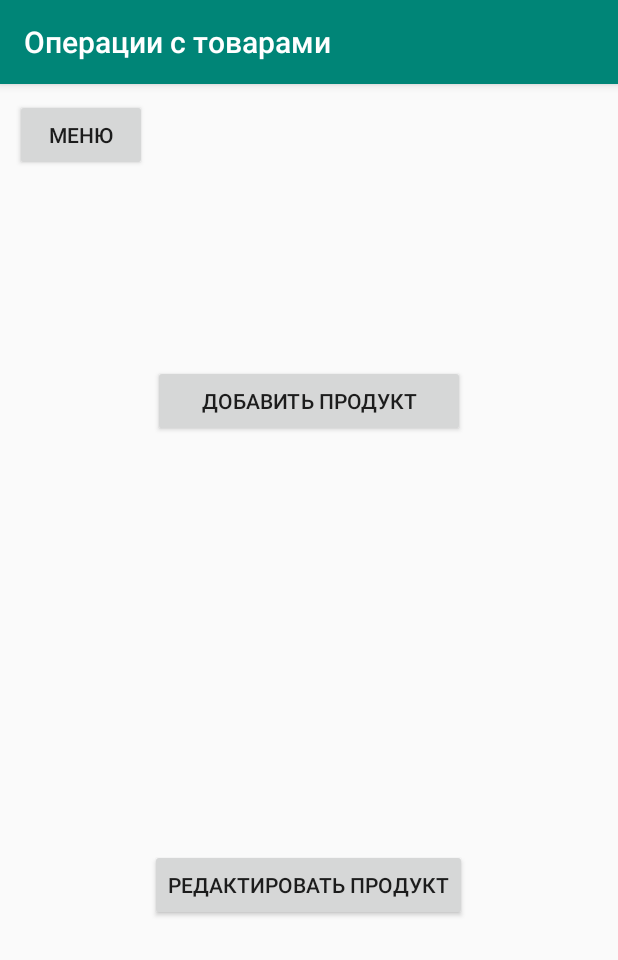
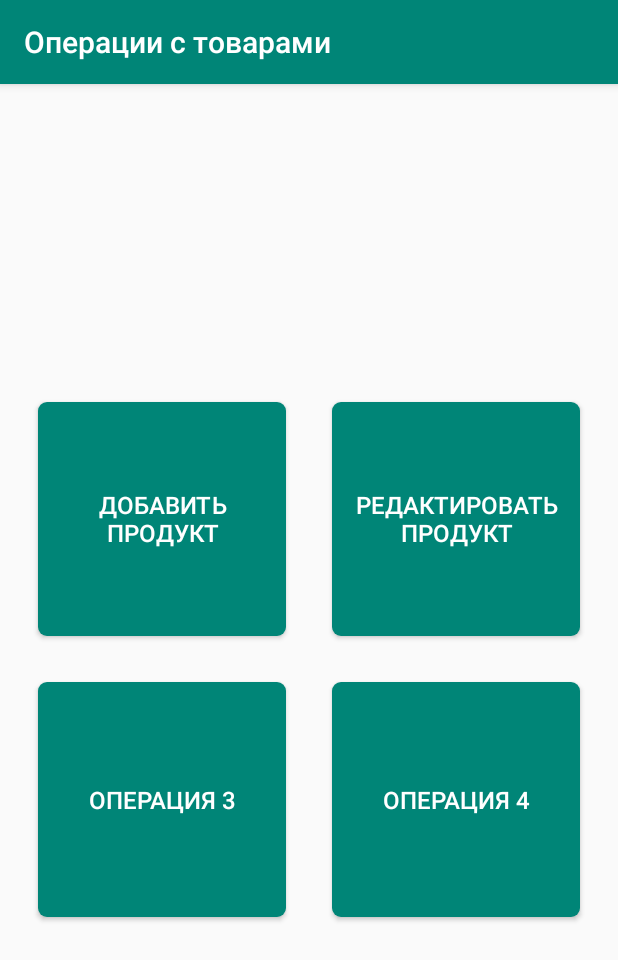
Before and after one commit to EvgenyRutsky/CashMachine, an Android app: the Operations screen opened directly, with no data from a screen before it, on a phone screen of 412 x 824 dp. Shown: the top 960 px of the screen. Run offline under Robolectric (Android 15) with nearby library versions, the phone set to English and light mode, and no system bars.

Commit message:
Operation view updates

```diff
--- a/app/src/main/java/com/example/dbryuzgin/myapplication/Operations.java
+++ b/app/src/main/java/com/example/dbryuzgin/myapplication/Operations.java
@@ -1,31 +1,28 @@
 package com.example.dbryuzgin.myapplication;
 
+import android.annotation.SuppressLint;
 import android.content.Intent;
+import android.graphics.Color;
+import android.graphics.PorterDuff;
 import android.support.v7.app.AppCompatActivity;
 import android.os.Bundle;
+import android.view.MotionEvent;
 import android.view.View;
 import android.widget.Button;
 
 public class Operations extends AppCompatActivity {
 
-    Button goToMenu, addProduct, editProduct;
+    Button addProduct, editProduct;
 
+    @SuppressLint("ClickableViewAccessibility")
     @Override
     protected void onCreate(Bundle savedInstanceState) {
         super.onCreate(savedInstanceState);
         setContentView(R.layout.activity_operations);
 
-        goToMenu = (Button) findViewById(R.id.goToMenu);
+
         addProduct = (Button) findViewById(R.id.addProduct);
         editProduct = (Button) findViewById(R.id.editProduct);
-
-        goToMenu.setOnClickListener(new View.OnClickListener(){
-            @Override
-            public void onClick(View v) {
-                startActivity(new Intent(Operations.this, MainActivity.class));
-            }
-
-        });
 
         addProduct.setOnClickListener(new View.OnClickListener(){
             @Override
@@ -42,5 +39,44 @@ public class Operations extends AppCompatActivity {
             }
 
         });
+
+        addProduct.setOnTouchListener(new View.OnTouchListener() {
+
+            public boolean onTouch(View v, MotionEvent event) {
+                switch (event.getAction()) {
+                    case MotionEvent.ACTION_DOWN: {
+                        v.getBackground().setColorFilter(Color.rgb(0,85,75),PorterDuff.Mode.SRC_ATOP);
+                        v.invalidate();
+                        break;
+                    }
+                    case MotionEvent.ACTION_UP: {
+                        v.getBackground().clearColorFilter();
+                        v.invalidate();
+                        break;
+                    }
+                }
+                return false;
+            }
+        });
+
+        editProduct.setOnTouchListener(new View.OnTouchListener() {
+
+            public boolean onTouch(View v, MotionEvent event) {
+                switch (event.getAction()) {
+                    case MotionEvent.ACTION_DOWN: {
+                        v.getBackground().setColorFilter(Color.rgb(0,85,75),PorterDuff.Mode.SRC_ATOP);
+                        v.invalidate();
+                        break;
+                    }
+                    case MotionEvent.ACTION_UP: {
+                        v.getBackground().clearColorFilter();
+                        v.invalidate();
+                        break;
+                    }
+                }
+                return false;
+            }
+        });
+
     }
 }
--- a/app/src/main/java/com/example/dbryuzgin/myapplication/StatisticsMaker.java
+++ b/app/src/main/java/com/example/dbryuzgin/myapplication/StatisticsMaker.java
@@ -139,6 +139,7 @@ public class StatisticsMaker {
                         for (DataSnapshot childDataSnapshot : dataSnapshot.getChildren()){
                             Product product = new Product(childDataSnapshot.child("name").getValue().toString(), childDataSnapshot.child("price").getValue().toString(), childDataSnapshot.child("provider_id").getValue().toString(), childDataSnapshot.child("id").getValue().toString());
                             productsViews[finalI].setText(product.getName().toString());
+                            productsCleaner();
                         }
                     }
                 }
@@ -150,4 +151,13 @@ public class StatisticsMaker {
             });
         }
     }
+
+    public static void productsCleaner(){
+        for (int i=0; i < Product.counter; i++ ){
+            Product.productInfos[i] = "";
+        }
+        Product.total = 0;
+        Product.counter = 0;
+    }
+
 }
--- a/app/src/main/java/com/example/dbryuzgin/myapplication/StatisticsTabbed.java
+++ b/app/src/main/java/com/example/dbryuzgin/myapplication/StatisticsTabbed.java
@@ -34,10 +34,12 @@ public class StatisticsTabbed extends AppCompatActivity {
     @Override
     protected void onCreate(Bundle savedInstanceState) {
         super.onCreate(savedInstanceState);
+
         setContentView(R.layout.activity_statistics_tabbed);
 
         Toolbar toolbar = (Toolbar) findViewById(R.id.toolbar);
         setSupportActionBar(toolbar);
+
         // Create the adapter that will return a fragment for each of the three
         // primary sections of the activity.
         mSectionsPagerAdapter = new SectionsPagerAdapter(getSupportFragmentManager());
--- /dev/null
+++ b/app/src/main/res/drawable/operations_button_style.xml
@@ -0,0 +1,8 @@
+<?xml version="1.0" encoding="utf-8"?>
+
+    <shape xmlns:android="http://schemas.android.com/apk/res/android"
+    android:shape="rectangle">
+    <solid android:color="#008577" />
+    <corners android:radius="6dp"/>
+
+    </shape>
--- a/app/src/main/res/layout/activity_operations.xml
+++ b/app/src/main/res/layout/activity_operations.xml
@@ -1,40 +1,107 @@
 <?xml version="1.0" encoding="utf-8"?>
-<RelativeLayout xmlns:android="http://schemas.android.com/apk/res/android"
-    xmlns:app="http://schemas.android.com/apk/res-auto"
-    xmlns:tools="http://schemas.android.com/tools"
+<LinearLayout xmlns:android="http://schemas.android.com/apk/res/android"
     android:layout_width="match_parent"
     android:layout_height="match_parent"
+    xmlns:tools="http://schemas.android.com/tools"
+    android:orientation="vertical"
     android:paddingBottom="10dp"
     android:paddingLeft="10dp"
     android:paddingRight="10dp"
     android:paddingTop="10dp"
+    android:weightSum="4"
     tools:context=".Operations">
 
-    <Button
-        android:id="@+id/goToMenu"
-        android:layout_width="wrap_content"
-        android:layout_height="wrap_content"
-        android:layout_alignParentStart="true"
-        android:layout_alignParentTop="true"
-        android:text="Меню"
-        tools:layout_editor_absoluteX="16dp"
-        tools:layout_editor_absoluteY="16dp" />
+    <LinearLayout
+        android:layout_width="match_parent"
+        android:layout_height="0dip"
+        android:orientation="horizontal"
+        android:layout_weight="1" >
+    </LinearLayout>
+
+
+    <LinearLayout
+        android:layout_width="match_parent"
+        android:layout_height="0dip"
+        android:orientation="horizontal"
+        android:layout_weight="1" >
+
 
         <Button
             android:id="@+id/addProduct"
-        android:layout_width="wrap_content"
-        android:layout_height="wrap_content"
-        android:layout_alignParentTop="true"
+            android:layout_width="0dip"
+            android:layout_height="match_parent"
             android:layout_centerHorizontal="true"
-        android:layout_marginTop="177dp"
-        android:text="      Добавить продукт      " />
+            android:layout_marginLeft="15dp"
+            android:layout_marginTop="15dp"
+            android:layout_marginRight="15dp"
+            android:layout_marginBottom="15dp"
+            android:layout_weight="1"
+            android:background="@drawable/operations_button_style"
+            android:text="Добавить\nпродукт"
+            android:textColor="@color/common_google_signin_btn_text_dark_default"
+            android:textSize="@dimen/fab_margin" />
 
         <Button
             android:id="@+id/editProduct"
-        android:layout_width="wrap_content"
-        android:layout_height="wrap_content"
-        android:layout_alignParentBottom="true"
+            android:layout_width="0dip"
+            android:layout_height="match_parent"
             android:layout_centerHorizontal="true"
-        android:layout_marginBottom="200dp"
-        android:text="Редактировать продукт" />
-</RelativeLayout>
+            android:layout_marginLeft="15dp"
+            android:layout_marginTop="15dp"
+            android:layout_marginRight="15dp"
+            android:layout_marginBottom="15dp"
+            android:layout_weight="1"
+            android:background="@drawable/operations_button_style"
+            android:text="Редактировать\nпродукт"
+            android:textColor="@color/common_google_signin_btn_text_dark_default"
+            android:textSize="@dimen/fab_margin" />
+
+    </LinearLayout>
+
+    <LinearLayout
+        android:layout_width="match_parent"
+        android:layout_height="0dip"
+        android:orientation="horizontal"
+        android:layout_weight="1" >
+
+
+        <Button
+            android:id="@+id/operation3"
+            android:layout_width="0dip"
+            android:layout_height="match_parent"
+            android:layout_centerHorizontal="true"
+            android:layout_marginLeft="15dp"
+            android:layout_marginTop="15dp"
+            android:layout_marginRight="15dp"
+            android:layout_marginBottom="15dp"
+            android:layout_weight="1"
+            android:background="@drawable/operations_button_style"
+            android:text="Операция 3"
+            android:textColor="@color/common_google_signin_btn_text_dark_default"
+            android:textSize="@dimen/fab_margin" />
+
+        <Button
+            android:id="@+id/operation4"
+            android:layout_width="0dip"
+            android:layout_height="match_parent"
+            android:layout_centerHorizontal="true"
+            android:layout_marginLeft="15dp"
+            android:layout_marginTop="15dp"
+            android:layout_marginRight="15dp"
+            android:layout_marginBottom="15dp"
+            android:layout_weight="1"
+            android:background="@drawable/operations_button_style"
+            android:text="Операция 4"
+            android:textColor="@color/common_google_signin_btn_text_dark_default"
+            android:textSize="@dimen/fab_margin" />
+
+    </LinearLayout>
+
+    <LinearLayout
+        android:layout_width="match_parent"
+        android:layout_height="0dip"
+        android:orientation="horizontal"
+        android:layout_weight="1" >
+    </LinearLayout>
+
+</LinearLayout>
--- a/app/src/main/res/menu/activity_main_drawer.xml
+++ b/app/src/main/res/menu/activity_main_drawer.xml
@@ -6,6 +6,10 @@
     <group android:checkableBehavior="single"
         android:id="@+id/group1">
 
+        <item
+            android:id="@+id/nav_home"
+            android:title="Меню"
+            android:icon="@drawable/menu_icon"/>
         <item
             android:id="@+id/nav_scanner"
             android:title="Сканер"
```
Also changed, not shown: app/src/main/java/com/example/dbryuzgin/myapplication/Scan.java (+0 -8 lines), app/src/main/res/drawable/menu_icon.png (added). Lines whose indentation alone changed are shown as unchanged.
